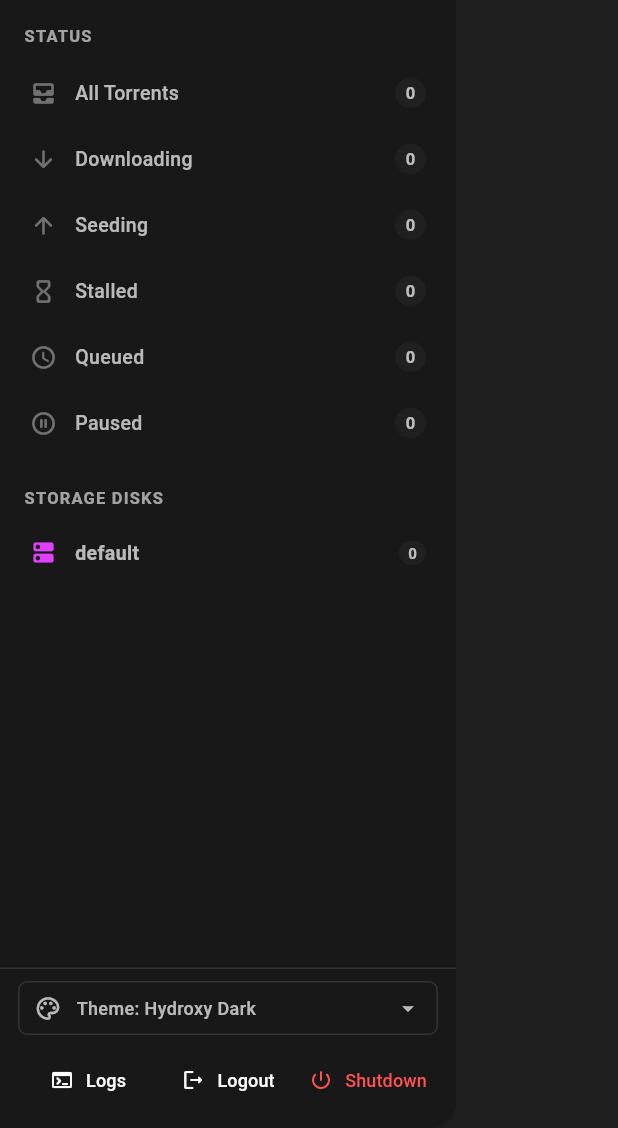
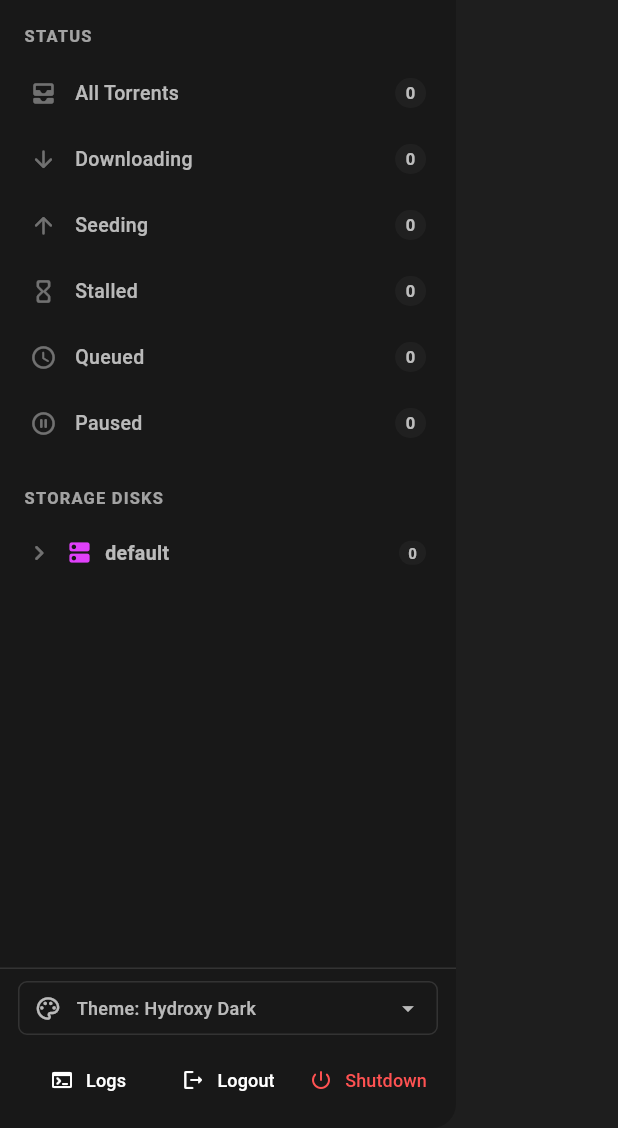
Before and after one commit to ForTheCommunity/HydroxyTorrent, a Flutter app: the MobileCategoriesDrawer widget shown alone on an empty page, opened directly with empty values, on a phone screen of 412 x 824 dp, the part 108-1236 px from its top. Run offline on Flutter 3.47's test engine with Material 3 defaults, Android fonts, the phone set to English and light mode, and no system bars; our stand-ins replace bloc, data_table_2, dio, flutter_bloc, freezed_annotation, web; generated files the repository leaves out were written again; network calls fail.

Commit message:
hydroxy_rc: improved web-ui and mobile-ui

```diff
--- a/hydroxy_rc/lib/ui/screens/main_content/widgets/torrent_categories_sidebar.dart
+++ b/hydroxy_rc/lib/ui/screens/main_content/widgets/torrent_categories_sidebar.dart
@@ -33,7 +33,7 @@ class TorrentCategoriesSidebar extends StatefulWidget {
 
 class _TorrentCategoriesSidebarState extends State<TorrentCategoriesSidebar> {
   final Set<String> _expandedPaths = {};
-  final Set<String> _expandedStorages = {};
+  final Set<String> _collapsedStorages = {};
   List<StorageTargetModel> _storages = [];
   Timer? _storagesTimer;
   bool _statusExpanded = true;
@@ -62,9 +62,6 @@ class _TorrentCategoriesSidebarState extends State<TorrentCategoriesSidebar> {
       if (mounted) {
         setState(() {
           _storages = items;
-          for (final s in items) {
-            _expandedStorages.add(s.name);
-          }
         });
       }
     } catch (_) {}
@@ -202,11 +199,6 @@ class _TorrentCategoriesSidebarState extends State<TorrentCategoriesSidebar> {
         };
         if (storageNames.isEmpty) {
           storageNames.add('default');
-        }
-
-        // Auto-expand all storages by default
-        for (final name in storageNames) {
-          _expandedStorages.add(name);
         }
 
         final colors = context.appColors;
@@ -442,7 +434,7 @@ class _TorrentCategoriesSidebarState extends State<TorrentCategoriesSidebar> {
     required List<String> knownCategories,
   }) {
     final colors = context.appColors;
-    final isStorageExpanded = _expandedStorages.contains(storageName);
+    final isStorageExpanded = !_collapsedStorages.contains(storageName);
     final filterKey = 'storage:$storageName';
     final isSelected = widget.selectedFilter == filterKey;
     final categoryTree = _buildCategoryTreeForStorage(
@@ -480,14 +472,14 @@ class _TorrentCategoriesSidebarState extends State<TorrentCategoriesSidebar> {
                 onTap: () {
                   setState(() {
                     if (isStorageExpanded) {
-                      _expandedStorages.remove(storageName);
+                      _collapsedStorages.add(storageName);
                     } else {
-                      _expandedStorages.add(storageName);
+                      _collapsedStorages.remove(storageName);
                     }
                   });
                 },
                 child: Container(
-                  width: 18,
+                  width: 20,
                   height: 24,
                   alignment: Alignment.center,
                   child: Icon(
--- a/hydroxy_rc/lib/ui/screens/mobile/widgets/mobile_categories_drawer.dart
+++ b/hydroxy_rc/lib/ui/screens/mobile/widgets/mobile_categories_drawer.dart
@@ -31,6 +31,7 @@ class MobileCategoriesDrawer extends StatefulWidget {
 }
 
 class _MobileCategoriesDrawerState extends State<MobileCategoriesDrawer> {
+  final Set<String> _expandedStorages = {};
   List<StorageTargetModel> _storages = [];
 
   @override
@@ -378,6 +379,8 @@ class _MobileCategoriesDrawerState extends State<MobileCategoriesDrawer> {
     String storageName,
     List<TorrentStructure> torrents,
   ) {
+    final colors = context.appColors;
+    final isExpanded = _expandedStorages.contains(storageName);
     final storageTorrents = torrents
         .where(
           (t) => (t.storage.isEmpty ? 'default' : t.storage) == storageName,
@@ -409,17 +412,42 @@ class _MobileCategoriesDrawerState extends State<MobileCategoriesDrawer> {
     return Column(
       crossAxisAlignment: CrossAxisAlignment.start,
       children: [
-        // Storage Disk Header
-        _buildCategoryItem(
+        // Storage Disk Header with collapse/expand toggle
+        _buildStorageHeaderItem(
           context: context,
-          filterKey: 'storage:$storageName',
-          displayLabel: storageName,
-          icon: Icons.dns_rounded,
+          storageName: storageName,
           count: storageTorrents.length,
-          isStorageHeader: true,
+          isExpanded: isExpanded,
+          onToggleExpand: () {
+            setState(() {
+              if (isExpanded) {
+                _expandedStorages.remove(storageName);
+              } else {
+                _expandedStorages.add(storageName);
+              }
+            });
+          },
         ),
 
-        // Nested Categories (including empty categories with count 0!)
+        // Nested Categories (only shown when expanded)
+        if (isExpanded) ...[
+          if (allCats.isEmpty && uncategorizedCount == 0)
+            Padding(
+              padding: const EdgeInsets.only(left: 44, top: 4, bottom: 6),
+              child: Text(
+                'No categories in this storage',
+                style: TextStyle(
+                  color: Color.fromRGBO(
+                    colors.sidebarItemTextColor.red,
+                    colors.sidebarItemTextColor.green,
+                    colors.sidebarItemTextColor.blue,
+                    0.4,
+                  ),
+                  fontSize: 11,
+                  fontStyle: FontStyle.italic,
+                ),
+              ),
+            ),
           ...allCats.map((cat) {
             final catCount = storageTorrents.where((t) {
               final tc = t.category.trim();
@@ -432,7 +460,7 @@ class _MobileCategoriesDrawerState extends State<MobileCategoriesDrawer> {
               displayLabel: cat,
               icon: Icons.folder_outlined,
               count: catCount,
-            indent: 28.0,
+              indent: 32.0,
             );
           }),
 
@@ -443,9 +471,125 @@ class _MobileCategoriesDrawerState extends State<MobileCategoriesDrawer> {
               displayLabel: 'Uncategorized',
               icon: Icons.folder_off_outlined,
               count: uncategorizedCount,
-            indent: 28.0,
+              indent: 32.0,
             ),
         ],
+      ],
+    );
+  }
+
+  Widget _buildStorageHeaderItem({
+    required BuildContext context,
+    required String storageName,
+    required int count,
+    required bool isExpanded,
+    required VoidCallback onToggleExpand,
+  }) {
+    final colors = context.appColors;
+    final filterKey = 'storage:$storageName';
+    final isSelected = widget.selectedFilter == filterKey;
+
+    return Container(
+      margin: const EdgeInsets.symmetric(horizontal: 8, vertical: 2),
+      decoration: BoxDecoration(
+        color: isSelected
+            ? colors.sidebarSelectedItemBackgroundColor
+            : Colors.transparent,
+        borderRadius: BorderRadius.circular(8),
+      ),
+      child: Row(
+        children: [
+          // Expand / Collapse Chevron Button (toggles without closing drawer)
+          InkWell(
+            onTap: onToggleExpand,
+            borderRadius: BorderRadius.circular(6),
+            child: Padding(
+              padding: const EdgeInsets.only(left: 8, right: 4, top: 8, bottom: 8),
+              child: Icon(
+                isExpanded
+                    ? Icons.keyboard_arrow_down_rounded
+                    : Icons.keyboard_arrow_right_rounded,
+                size: 20,
+                color: colors.sidebarIconColor,
+              ),
+            ),
+          ),
+          // Storage Filter Click Area (Icon + Name + Count)
+          Expanded(
+            child: InkWell(
+              onTap: () {
+                widget.onFilterSelected(filterKey);
+                Navigator.of(context).pop();
+              },
+              borderRadius: BorderRadius.circular(6),
+              child: Padding(
+                padding: const EdgeInsets.only(left: 4, right: 12, top: 9, bottom: 9),
+                child: Row(
+                  children: [
+                    Icon(
+                      Icons.dns_rounded,
+                      size: 18,
+                      color: isSelected
+                          ? colors.accentAmberColor
+                          : colors.accentPurpleColor,
+                    ),
+                    const SizedBox(width: 8),
+                    Expanded(
+                      child: Text(
+                        storageName,
+                        style: TextStyle(
+                          color: isSelected
+                              ? colors.sidebarSelectedItemTextColor
+                              : colors.sidebarItemTextColor,
+                          fontSize: 13,
+                          fontWeight: FontWeight.bold,
+                        ),
+                        maxLines: 1,
+                        overflow: TextOverflow.ellipsis,
+                      ),
+                    ),
+                    const SizedBox(width: 6),
+                    Container(
+                      padding: const EdgeInsets.symmetric(horizontal: 6, vertical: 1),
+                      decoration: BoxDecoration(
+                        color: isSelected
+                            ? Color.fromRGBO(
+                                colors.accentAmberColor.red,
+                                colors.accentAmberColor.green,
+                                colors.accentAmberColor.blue,
+                                0.2,
+                              )
+                            : Color.fromRGBO(
+                                colors.dividerColor.red,
+                                colors.dividerColor.green,
+                                colors.dividerColor.blue,
+                                0.3,
+                              ),
+                        borderRadius: BorderRadius.circular(8),
+                      ),
+                      child: Text(
+                        '$count',
+                        style: TextStyle(
+                          color: isSelected
+                              ? colors.accentAmberColor
+                              : Color.fromRGBO(
+                                  colors.sidebarItemTextColor.red,
+                                  colors.sidebarItemTextColor.green,
+                                  colors.sidebarItemTextColor.blue,
+                                  0.7,
+                                ),
+                          fontSize: 10,
+                          fontWeight: FontWeight.bold,
+                        ),
+                      ),
+                    ),
+                  ],
+                ),
+              ),
+            ),
+          ),
+        ],
+      ),
     );
   }
 
```
Also changed, not shown: 1 other file. Lines whose indentation alone changed are shown as unchanged.
